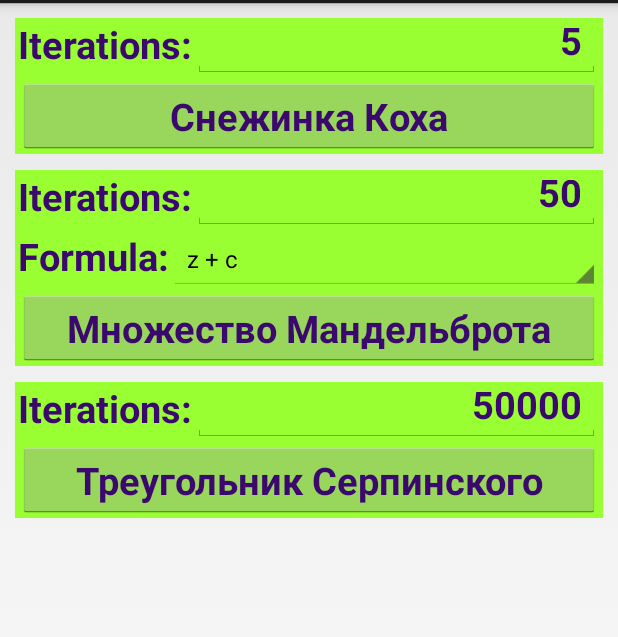
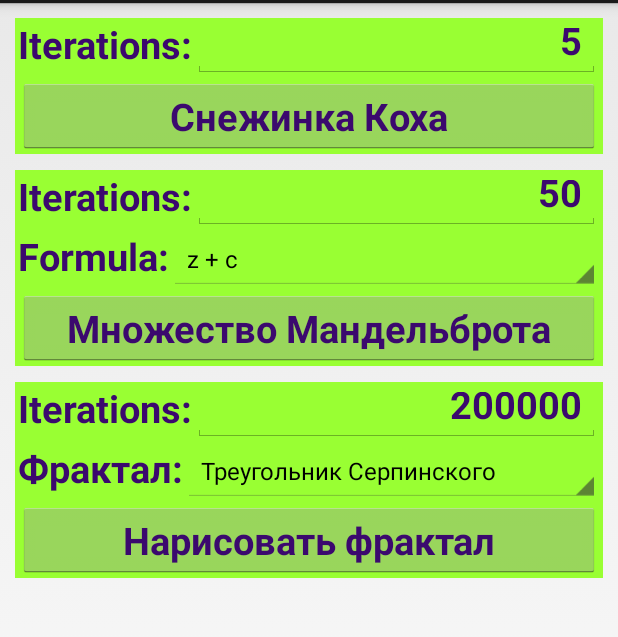
Before and after one commit to Dront/Fractals, an Android app: the screen it shows after launch (MainActivity), on a phone screen of 412 x 824 dp, the part 69-706 px from its top. Run offline under Robolectric (Android 15) with nearby library versions, the phone set to English and light mode, and no system bars.

Commit message:
Added general IFS algorithm, few examples for it, scaling calculated points to [-1: 1][-1: 1]. Added spinner for choosing fractal type in interface, assigned examples for it. Find and fixed bug with wrong inputs in iteration count fields

```diff
--- a/app/src/main/res/layout/activity_main.xml
+++ b/app/src/main/res/layout/activity_main.xml
@@ -150,7 +150,7 @@
     </RelativeLayout>
 
     <RelativeLayout
-        android:id="@+id/TriangleLayout"
+        android:id="@+id/IFSLayout"
         android:layout_width="fill_parent"
         android:layout_height="wrap_content"
         android:layout_below="@id/MandelbrotLayout"
@@ -161,12 +161,12 @@
         android:paddingRight="@dimen/std_padding">
 
         <RelativeLayout
-            android:id="@+id/rowTriangle"
+            android:id="@+id/rowIFS1"
             android:layout_width="fill_parent"
             android:layout_height="@dimen/std_row_height">
 
             <TextView
-                android:id="@+id/txtViewTriangle"
+                android:id="@+id/txtViewIFS"
                 android:layout_width="wrap_content"
                 android:layout_height="fill_parent"
                 android:layout_alignParentLeft="true"
@@ -174,33 +174,63 @@
 
                 style="@style/stdText"
                 android:gravity="start"
-                android:text="@string/TriangleIterations" />
+                android:text="@string/IFSIterations" />
 
             <EditText
                 android:layout_width="fill_parent"
                 android:layout_height="fill_parent"
-                android:id="@+id/edtTextTriangleNum"
-                android:layout_toRightOf="@id/txtViewTriangle"
-                android:layout_toEndOf="@id/txtViewTriangle"
+                android:id="@+id/edtTextIFSNum"
+                android:layout_toRightOf="@id/txtViewIFS"
+                android:layout_toEndOf="@id/txtViewIFS"
 
                 android:gravity="end"
                 android:inputType="numberDecimal"
                 style="@style/stdText"
-                android:text="@string/stdTriangleNum"/>
+                android:text="@string/stdIFSNum"/>
 
+        </RelativeLayout>
+
+        <RelativeLayout
+            android:id="@+id/rowIFS2"
+            android:layout_width="fill_parent"
+            android:layout_height="@dimen/std_row_height"
+            android:layout_below="@id/rowIFS1">
+
+            <TextView
+                android:id="@+id/txtViewIFSFormula"
+                android:layout_width="wrap_content"
+                android:layout_height="fill_parent"
+                android:layout_alignParentLeft="true"
+                android:layout_alignParentStart="true"
+
+                style="@style/stdText"
+                android:gravity="start"
+                android:text="@string/IFSFractal" />
+
+            <Spinner
+                android:layout_width="fill_parent"
+                android:layout_height="fill_parent"
+                android:id="@+id/spinnerIFS"
+                android:layout_toRightOf="@id/txtViewIFSFormula"
+                android:layout_toEndOf="@id/txtViewIFSFormula"
+
+                android:gravity="end"
+                style="@style/stdText"
+                android:entries="@array/IFSFractals"
+                android:spinnerMode="dialog" />
 
         </RelativeLayout>
 
         <Button
-            android:id="@+id/btnDrawTriangle"
+            android:id="@+id/btnDrawIFS"
             android:layout_width="fill_parent"
             android:layout_height="wrap_content"
-            android:layout_below="@id/rowTriangle"
+            android:layout_below="@id/rowIFS2"
 
-            android:text="@string/drawTriangle"
+            android:text="@string/drawIFS"
             style="@style/stdText"
 
-            android:onClick="computeSierpinski"/>
+            android:onClick="computeIFS"/>
 
     </RelativeLayout>
 
--- a/app/src/main/res/values/strings.xml
+++ b/app/src/main/res/values/strings.xml
@@ -28,7 +28,18 @@
     </string-array>
 
 
-    <string name="drawTriangle">Треугольник Серпинского</string>
-    <string name="TriangleIterations">Iterations: </string>
-    <string name="stdTriangleNum">50000</string>
+    <string name="drawIFS">Нарисовать фрактал</string>
+    <string name="IFSIterations">Iterations: </string>
+    <string name="stdIFSNum">200000</string>
+    <string name = "IFSFractal">Фрактал: </string>
+    <string-array name="IFSFractals">
+        <item>Треугольник Серпинского</item>
+        <item>Ковер Серпинского</item>
+        <item>Дракон</item>
+        <item>Спираль</item>
+        <item>Ель</item>
+        <item>Кленовый лист</item>
+        <item>Лестница</item>
+    </string-array>
+
 </resources>
```
Also changed, not shown: app/src/main/java/com/dront/fractals/FractalData.java (added, +72 -0 lines), app/src/main/java/com/dront/fractals/MainActivity.java (+103 -136 lines), app/src/main/java/com/dront/fractals/Point.java (+10 -0 lines).
